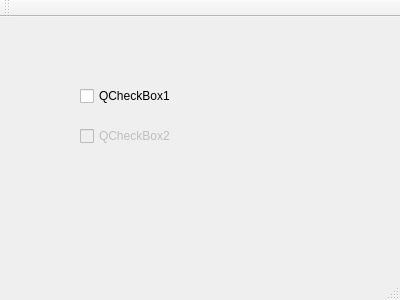
Above: mainwindow.ui from w-029/Qt_QCheckBox before the change. Below: the same form after it.
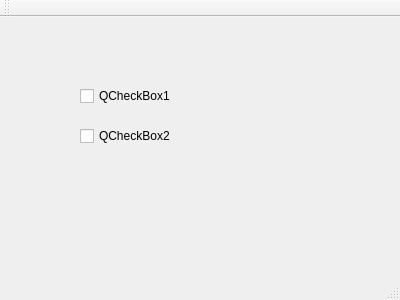
That is the form after the change.

```diff
--- a/mainwindow.ui
+++ b/mainwindow.ui
@@ -32,7 +32,7 @@
    </widget>
    <widget class="QCheckBox" name="QCheckBox_2">
     <property name="enabled">
-     <bool>false</bool>
+     <bool>true</bool>
     </property>
     <property name="geometry">
      <rect>
```
